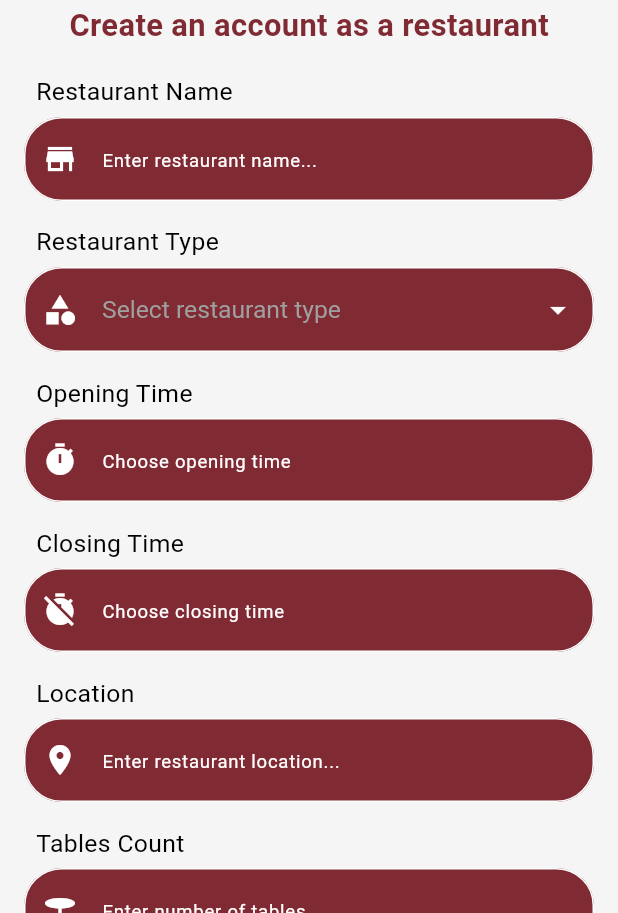
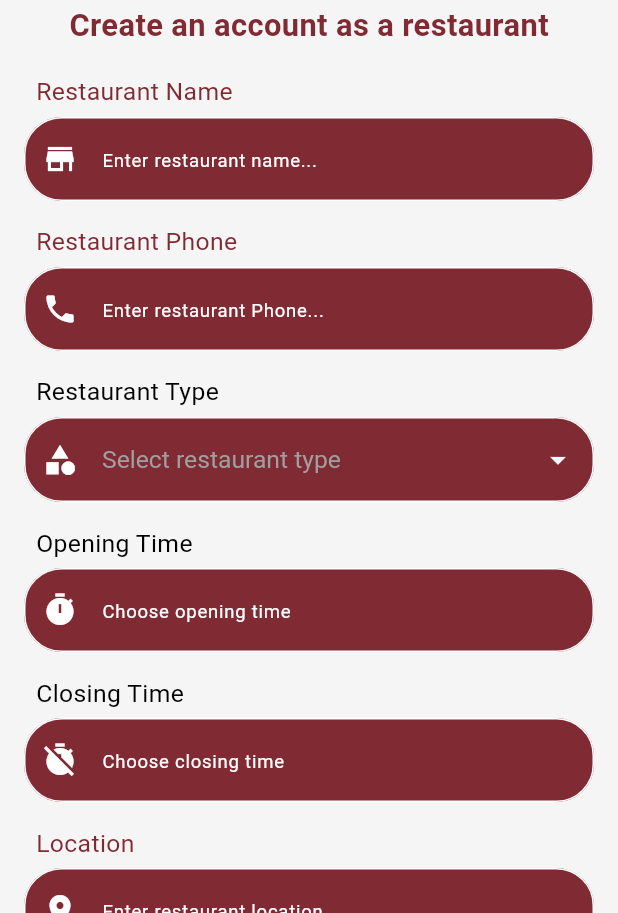
Before and after one commit to osama-ahmed-alsharabi/dinereserve, a Flutter app: the RegisterRestView screen opened by its route, on a phone screen of 412 x 824 dp, the part 323-1236 px from its top. Run offline on Flutter 3.47's test engine with Material 3 defaults, Android fonts, the phone set to English and light mode, and no system bars; our stand-ins replace flutter_bloc, flutter_svg, get_it, go_router, hive, hive_flutter and 2 more; accounts and stored records are empty; Roboto replaces fonts that are missing (Cairo).

Commit message:
done with register restaurant in the supabase

```diff
--- /dev/null
+++ b/lib/core/model/restaurant_model.dart
@@ -0,0 +1,90 @@
+class RestaurantModel {
+  final String? restaurantId;
+  final String restaurantName;
+  final String restaurantPhone;
+  final String restaurantType;
+  final String openingTime;
+  final String closingTime;
+  final String location;
+  final int tablesCount;
+
+  final String? fakeEmail;
+  final String? password;
+  final String? ownerId; // auth.users id (owner account)
+
+  RestaurantModel({
+    this.restaurantId,
+    required this.restaurantName,
+    required this.restaurantPhone,
+    required this.restaurantType,
+    required this.openingTime,
+    required this.closingTime,
+    required this.location,
+    required this.tablesCount,
+    this.fakeEmail,
+    this.password,
+    this.ownerId,
+  });
+
+  /// Convert FROM Supabase
+  factory RestaurantModel.fromMap(Map<String, dynamic> map) {
+    return RestaurantModel(
+      restaurantId: map["restaurant_id"],
+      restaurantName: map["restaurant_name"] ?? "",
+      restaurantPhone: map["restaurant_phone"] ?? "",
+      restaurantType: map["restaurant_type"] ?? "",
+      openingTime: map["opening_time"] ?? "",
+      closingTime: map["closing_time"] ?? "",
+      location: map["location"] ?? "",
+      tablesCount: map["tables_count"] ?? 0,
+      fakeEmail: map["fake_email"],
+      password: map["password"],
+      ownerId: map["owner_id"],
+    );
+  }
+
+  /// Convert TO Supabase insert/update map
+  Map<String, dynamic> toMap() {
+    return {
+      "restaurant_name": restaurantName,
+      "restaurant_phone": restaurantPhone,
+      "restaurant_type": restaurantType,
+      "opening_time": openingTime,
+      "closing_time": closingTime,
+      "location": location,
+      "tables_count": tablesCount,
+      "fake_email": fakeEmail,
+      "password": password,
+      "owner_id": ownerId,
+    };
+  }
+
+  /// Copy model values
+  RestaurantModel copyWith({
+    String? restaurantId,
+    String? restaurantName,
+    String? restaurantPhone,
+    String? restaurantType,
+    String? openingTime,
+    String? closingTime,
+    String? location,
+    int? tablesCount,
+    String? fakeEmail,
+    String? password,
+    String? ownerId,
+  }) {
+    return RestaurantModel(
+      restaurantId: restaurantId ?? this.restaurantId,
+      restaurantName: restaurantName ?? this.restaurantName,
+      restaurantPhone: restaurantPhone ?? this.restaurantPhone,
+      restaurantType: restaurantType ?? this.restaurantType,
+      openingTime: openingTime ?? this.openingTime,
+      closingTime: closingTime ?? this.closingTime,
+      location: location ?? this.location,
+      tablesCount: tablesCount ?? this.tablesCount,
+      fakeEmail: fakeEmail ?? this.fakeEmail,
+      password: password ?? this.password,
+      ownerId: ownerId ?? this.ownerId,
+    );
+  }
+}
--- a/lib/core/widgets/custom_text_from_field_widget.dart
+++ b/lib/core/widgets/custom_text_from_field_widget.dart
@@ -29,7 +29,12 @@ class CustomTextFromFieldWidget extends StatelessWidget {
         children: [
           Padding(
             padding: const EdgeInsets.symmetric(horizontal: 8.0, vertical: 4),
-            child: Text(label, style: context.textStyle.text16Regular),
+            child: Text(
+              label,
+              style: context.textStyle.text16Regular.copyWith(
+                color: AppColors.primaryColor,
+              ),
+            ),
           ),
           TextFormField(
             validator: validator,
--- a/lib/feature/auth/register_rest/presentation/view/register_rest_view.dart
+++ b/lib/feature/auth/register_rest/presentation/view/register_rest_view.dart
@@ -1,13 +1,18 @@
-import 'package:dinereserve/feature/auth/register_rest/presentation/view/widgets/register_rest_body_widget.dart';
+import 'package:dinereserve/core/helpers/service_locator.dart';
+import 'package:dinereserve/feature/auth/register_rest/presentation/view/widgets/register_rest_bloc_consumer_widget.dart';
+import 'package:dinereserve/feature/auth/register_rest/presentation/view_model/cubit/register_restaurant_cubit.dart';
 import 'package:flutter/material.dart';
+import 'package:flutter_bloc/flutter_bloc.dart';
+import 'package:supabase_flutter/supabase_flutter.dart';
 
 class RegisterRestView extends StatelessWidget {
   const RegisterRestView({super.key});
 
   @override
   Widget build(BuildContext context) {
-    return Scaffold(
-      body: RegisterRestBodyWidget(),
+    return BlocProvider(
+      create: (context) => RegisterRestaurantCubit(getIt.get<SupabaseClient>()),
+      child: Scaffold(body: RegisterRestBlocConsumerWidget()),
     );
   }
 }
--- a/lib/feature/auth/register_rest/presentation/view/widgets/custom_time_picker_field_widget.dart
+++ b/lib/feature/auth/register_rest/presentation/view/widgets/custom_time_picker_field_widget.dart
@@ -27,8 +27,10 @@ class CustomTimePickerFieldWidget extends StatelessWidget {
     );
 
     if (time != null) {
-      final formatted = time.format(context);
-      controller.text = formatted;
+      if (context.mounted) {
+        final formatted = time.format(context);
+        controller.text = formatted;
+      }
     }
   }
 
--- /dev/null
+++ b/lib/feature/auth/register_rest/presentation/view/widgets/register_rest_bloc_consumer_widget.dart
@@ -0,0 +1,45 @@
+import 'package:dinereserve/core/router/app_router_const.dart';
+import 'package:dinereserve/core/widgets/custom_snack_bar.dart';
+import 'package:dinereserve/core/widgets/loading_widget.dart';
+import 'package:dinereserve/feature/auth/register_rest/presentation/view/widgets/register_rest_body_widget.dart';
+import 'package:dinereserve/feature/auth/register_rest/presentation/view_model/cubit/register_restaurant_cubit.dart';
+import 'package:dinereserve/feature/auth/register_rest/presentation/view_model/cubit/register_restaurant_state.dart';
+import 'package:flutter/material.dart';
+import 'package:flutter_bloc/flutter_bloc.dart';
+import 'package:go_router/go_router.dart';
+
+class RegisterRestBlocConsumerWidget extends StatelessWidget {
+  const RegisterRestBlocConsumerWidget({super.key});
+
+  @override
+  Widget build(BuildContext context) {
+    return BlocConsumer<RegisterRestaurantCubit, RegisterRestaurantState>(
+      listener: (context, state) {
+        if (state is RegisterRestaurantFaulier) {
+          CustomSnackBar.customSnackBar(
+            context: context,
+            title: state.errorMessage,
+            color: Colors.red,
+          );
+        }
+
+        if (state is RegisterRestaurantSuccess) {
+          CustomSnackBar.customSnackBar(
+            context: context,
+            title: "Registeration Done Successfully",
+            color: Colors.green,
+          );
+          context.pushReplacementNamed(AppRouterConst.loginViewRouteName);
+        }
+      },
+      builder: (context, state) {
+        return PopScope(
+          canPop: state is! RegisterRestaurantLoading,
+          child: LoadingWidget(
+            isLoading: state is RegisterRestaurantLoading,
+            child: RegisterRestBodyWidget()),
+        );
+      },
+    );
+  }
+}
--- a/lib/feature/auth/register_rest/presentation/view/widgets/restaurant_register_form_widget.dart
+++ b/lib/feature/auth/register_rest/presentation/view/widgets/restaurant_register_form_widget.dart
@@ -1,10 +1,13 @@
 import 'package:dinereserve/core/helpers/validator_helper.dart';
+import 'package:dinereserve/core/model/restaurant_model.dart';
 import 'package:dinereserve/core/widgets/custom_button_widget.dart';
 import 'package:dinereserve/core/widgets/custom_text_from_field_password.dart';
 import 'package:dinereserve/core/widgets/custom_text_from_field_widget.dart';
 import 'package:dinereserve/feature/auth/register_rest/presentation/view/widgets/custom_dropdown_field_widget.dart';
 import 'package:dinereserve/feature/auth/register_rest/presentation/view/widgets/custom_time_picker_field_widget.dart';
+import 'package:dinereserve/feature/auth/register_rest/presentation/view_model/cubit/register_restaurant_cubit.dart';
 import 'package:flutter/material.dart';
+import 'package:flutter_bloc/flutter_bloc.dart';
 
 class RestaurantRegisterFormWidget extends StatefulWidget {
   const RestaurantRegisterFormWidget({super.key});
@@ -20,6 +23,7 @@ class _RestaurantRegisterFormWidgetState
   AutovalidateMode autoValidate = AutovalidateMode.disabled;
 
   TextEditingController nameController = TextEditingController();
+  TextEditingController phoneController = TextEditingController();
   TextEditingController locationController = TextEditingController();
   TextEditingController tablesCountController = TextEditingController();
 
@@ -46,6 +50,7 @@ class _RestaurantRegisterFormWidgetState
     confirmPasswordController.dispose();
     passwordController.dispose();
     nameController.dispose();
+    phoneController.dispose();
     locationController.dispose();
     tablesCountController.dispose();
     openTimeController.dispose();
@@ -69,6 +74,15 @@ class _RestaurantRegisterFormWidgetState
             hint: "Enter restaurant name...",
             label: "Restaurant Name",
             icon: Icons.store,
+          ),
+          const SizedBox(height: 12),
+          CustomTextFromFieldWidget(
+            controller: phoneController,
+            validator: (v) => ValidatorHelper.validateSaudiPhone(v),
+            hint: "Enter restaurant Phone...",
+            label: "Restaurant Phone",
+            icon: Icons.phone,
+            keyboardType: TextInputType.number,
           ),
           const SizedBox(height: 12),
           CustomDropdownFieldWidget(
@@ -127,24 +141,22 @@ class _RestaurantRegisterFormWidgetState
           ),
           const SizedBox(height: 12),
           CustomTextFromFieldPassword(
-            controller: tablesCountController,
+            controller: passwordController,
             validator: (v) => ValidatorHelper.validatePassword(v),
-            hint: "Enter number of tables...",
-            label: "Tables Count",
+            hint: "Enter Password...",
+            label: "Password",
             icon: Icons.lock,
-            keyboardType: TextInputType.number,
           ),
           const SizedBox(height: 12),
           CustomTextFromFieldPassword(
-            controller: tablesCountController,
+            controller: confirmPasswordController,
             validator: (v) => ValidatorHelper.validateConfirmPassword(
               v,
               passwordController.text,
             ),
-            hint: "Enter number of tables...",
-            label: "Tables Count",
+            hint: "Enter Confirm Password...",
+            label: "Confirm Password",
             icon: Icons.lock,
-            keyboardType: TextInputType.number,
           ),
           const SizedBox(height: 28),
           Padding(
@@ -152,7 +164,18 @@ class _RestaurantRegisterFormWidgetState
             child: CustomButtonWidget(
               onPressed: () {
                 if (formKey.currentState!.validate()) {
-                  // UI ONLY — No Logic Yet
+                  BlocProvider.of<RegisterRestaurantCubit>(context).register(
+                    RestaurantModel(
+                      restaurantName: nameController.text,
+                      restaurantPhone: phoneController.text,
+                      restaurantType: selectedType!,
+                      openingTime: openTimeController.text,
+                      closingTime: closeTimeController.text,
+                      location: locationController.text,
+                      tablesCount: int.parse(tablesCountController.text),
+                      password: passwordController.text,
+                    ),
+                  );
                 } else {
                   autoValidate = AutovalidateMode.always;
                   setState(() {});
--- /dev/null
+++ b/lib/feature/auth/register_rest/presentation/view_model/cubit/register_restaurant_cubit.dart
@@ -0,0 +1,41 @@
+import 'dart:developer';
+import 'package:dinereserve/core/errors/supabase_error_handler.dart';
+import 'package:dinereserve/core/model/restaurant_model.dart';
+import 'package:dinereserve/feature/auth/register_rest/presentation/view_model/cubit/register_restaurant_state.dart';
+import 'package:flutter_bloc/flutter_bloc.dart';
+import 'package:supabase_flutter/supabase_flutter.dart';
+
+class RegisterRestaurantCubit extends Cubit<RegisterRestaurantState> {
+  final SupabaseClient supabaseClient;
+
+  RegisterRestaurantCubit(this.supabaseClient)
+    : super(RegisterRestaurantInitial());
+
+  Future<void> register(RestaurantModel restaurantModel) async {
+    emit(RegisterRestaurantLoading());
+
+    try {
+      final fakeEmail =
+          "restaurant_${restaurantModel.restaurantPhone}@auth.local";
+
+      final result = await supabaseClient.auth.signUp(
+        email: fakeEmail,
+        password: restaurantModel.password!,
+      );
+      if (result.user == null) {
+        throw Exception("Registration failed");
+      }
+      final userId = result.user!.id;
+      final newModel = restaurantModel.copyWith(
+        ownerId: userId,
+        fakeEmail: fakeEmail,
+      );
+      await supabaseClient.from("restaurant").insert(newModel.toMap());
+      emit(RegisterRestaurantSuccess());
+    } catch (e) {
+      log(e.toString());
+      final errorMessage = SupabaseErrorHandler.parseAuthException(e);
+      emit(RegisterRestaurantFaulier(errorMessage: errorMessage));
+    }
+  }
+}
--- /dev/null
+++ b/lib/feature/auth/register_rest/presentation/view_model/cubit/register_restaurant_state.dart
@@ -0,0 +1,13 @@
+abstract class RegisterRestaurantState {}
+
+final class RegisterRestaurantInitial extends RegisterRestaurantState {}
+
+final class RegisterRestaurantSuccess extends RegisterRestaurantState {}
+
+final class RegisterRestaurantLoading extends RegisterRestaurantState {}
+
+final class RegisterRestaurantFaulier extends RegisterRestaurantState {
+  final String errorMessage;
+
+  RegisterRestaurantFaulier({required this.errorMessage});
+}
```
Also changed, not shown: lib/core/widgets/custom_text_from_field_password.dart (+6 -1 lines).
